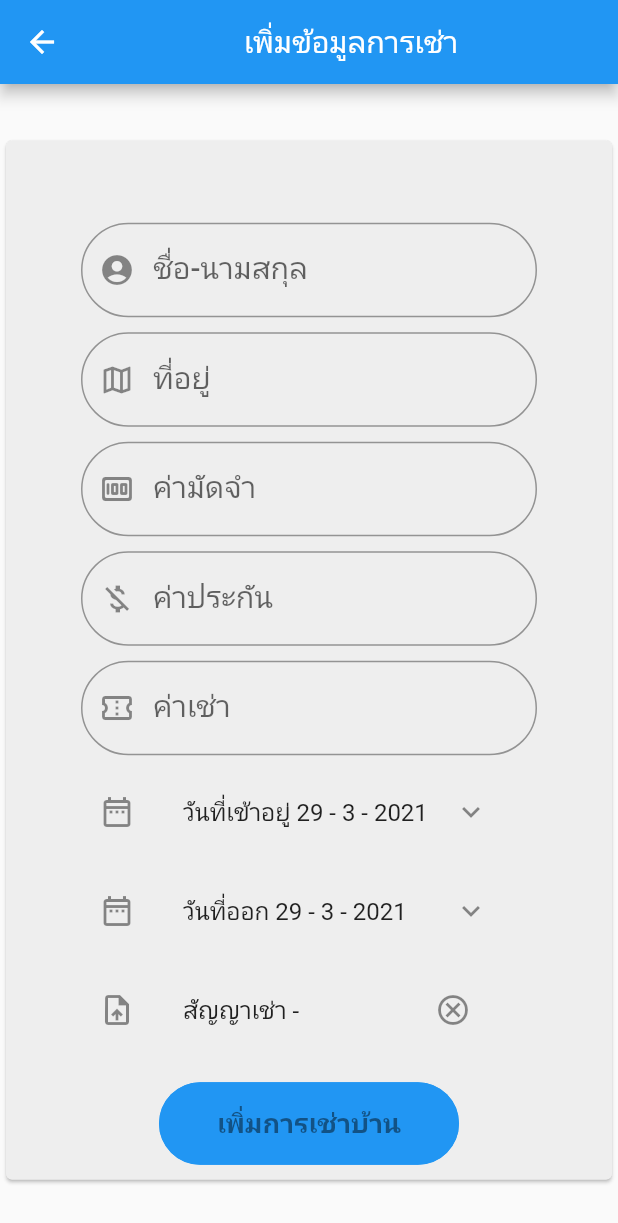
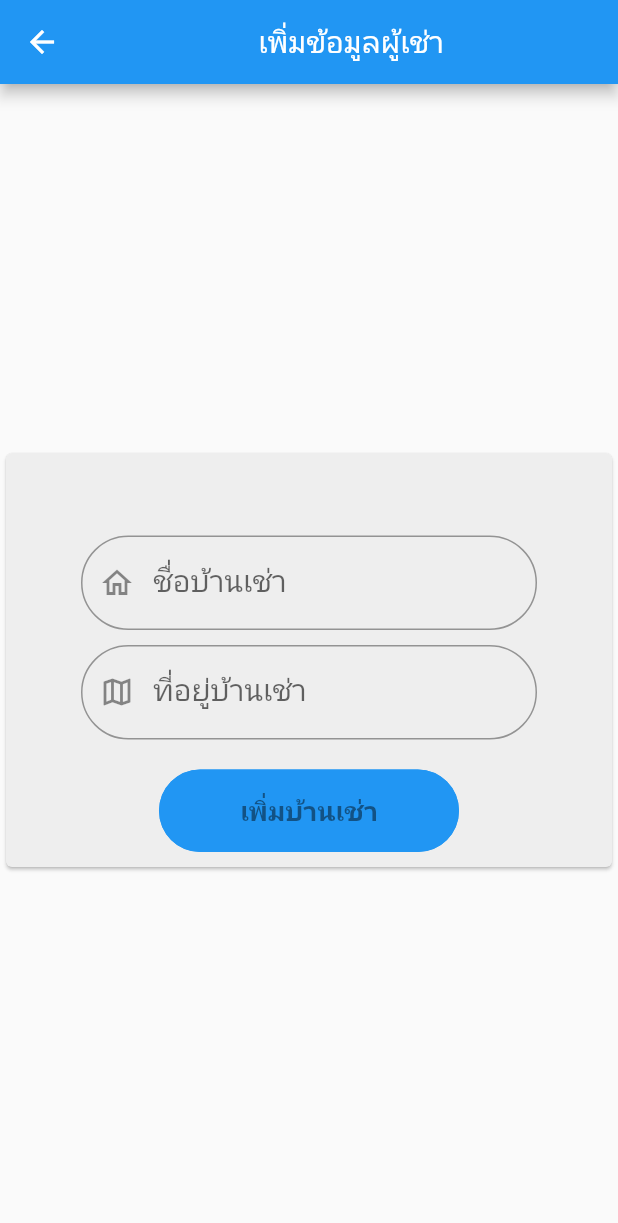
Before and after one commit to pathaphi43/Project2-Front-End, a Flutter app: the AddMenu screen opened by its route, after a tap on "เพิ่มบ้านเช่า", on a phone screen of 412 x 824 dp. Shown: the top 1223 px of the screen. Run offline on Flutter 3.47's test engine with Material 2 defaults, Android fonts, the phone set to English and light mode, and no system bars; our stand-ins replace file_picker, flutter_datetime_picker, jwt_decoder, shared_preferences; missing offline and left inert: bloc_provider, condition; accounts and stored records are empty.

Commit message:
Doi commit

```diff
--- a/lib/main.dart
+++ b/lib/main.dart
@@ -1,5 +1,6 @@
 import 'package:homealone/pages/Navbar/addbar.dart';
 import 'package:homealone/pages/Navbar/mainpages.dart';
+import 'package:homealone/pages/addhome.dart';
 import 'package:homealone/pages/addrent.dart';
 import 'package:homealone/pages/adduser.dart';
 
@@ -24,7 +25,8 @@ class MyApp extends StatelessWidget {
         '/main-page': (context) => MainPages(),
         '/manu-page': (context) => AddMenu(),
         '/Addrent-page': (context) => AddRent(),
-        '/Adduser-page': (context) => AddUser()
+        '/Adduser-page': (context) => AddUser(),
+        '/Addhome-page': (context) => AddHome()
       },
     );
   }
--- a/lib/model/homemodel.dart
+++ b/lib/model/homemodel.dart
@@ -10,26 +10,26 @@ String houseToJson(House data) => json.encode(data.toJson());
 
 class House {
   House({
-    this.hid,
+    this.h_Manager,
     this.houseName,
     this.houseAdd,
     this.houseStatus,
   });
 
-  int hid;
+  int h_Manager;
   String houseName;
   String houseAdd;
   int houseStatus;
 
   factory House.fromJson(Map<String, dynamic> json) => House(
-        hid: json["Hid"],
+        h_Manager: json["h_Manager"],
         houseName: json["house_Name"],
         houseAdd: json["house_Add"],
         houseStatus: json["house_Status"],
       );
 
   Map<String, dynamic> toJson() => {
-        "Hid": hid,
+        "h_Manager": h_Manager,
         "house_Name": houseName,
         "house_Add": houseAdd,
         "house_Status": houseStatus,
--- a/lib/pages/Navbar/addbar.dart
+++ b/lib/pages/Navbar/addbar.dart
@@ -11,6 +11,8 @@ class AddMenu extends StatefulWidget {
 class _AddMenuState extends State<AddMenu> {
   @override
   Widget build(BuildContext context) {
+    List<String> args = ModalRoute.of(context).settings.arguments;
+    print('ContextAddMenu' + args.toString());
     return Scaffold(
       appBar: AppBar(
         title: Center(child: Text('MenuAdd')),
@@ -64,9 +66,6 @@ class _AddMenuState extends State<AddMenu> {
                     padding: const EdgeInsets.all(8.0),
                     child: TextButton(
                         onPressed: () {
-                          // Navigator.pushNamed(context,'/Addrent-page',
-                          //     arguments: null);
-
                           Navigator.pushNamed(context, '/Addrent-page',
                               arguments: null);
                         },
@@ -74,7 +73,55 @@ class _AddMenuState extends State<AddMenu> {
                           children: <Widget>[
                             Image.asset(
                               'images/home.jpg',
-                              width: 100,
+                              width: 200,
+                            ),
+                            Text(
+                              'เพิ่มข้อมูลการเช่าบ้าน'.toUpperCase(),
+                              style: TextStyle(
+                                  fontSize: 30,
+                                  fontWeight: FontWeight.bold,
+                                  color: Colors.green),
+                            )
+                          ],
+                        ),
+                        style: ButtonStyle(
+                            padding: MaterialStateProperty.all<EdgeInsets>(
+                                EdgeInsets.all(15)),
+                            shadowColor:
+                                MaterialStateProperty.all<Color>(Colors.black),
+                            foregroundColor: MaterialStateProperty.all<Color>(
+                                Colors.black45),
+                            backgroundColor: MaterialStateProperty.all<Color>(
+                                Colors.amber[100]),
+                            minimumSize:
+                                MaterialStateProperty.all<Size>(Size(250, 250)),
+                            shape: MaterialStateProperty.all<
+                                RoundedRectangleBorder>(
+                              RoundedRectangleBorder(
+                                  borderRadius: BorderRadius.circular(20.0),
+                                  side: BorderSide(color: Colors.white)),
+                            ))),
+                  ),
+                ],
+              ),
+            ),
+            Padding(
+              padding: const EdgeInsets.fromLTRB(0, 0, 0, 0),
+              child: Row(
+                mainAxisAlignment: MainAxisAlignment.start,
+                children: [
+                  Padding(
+                    padding: const EdgeInsets.all(8.0),
+                    child: TextButton(
+                        onPressed: () {
+                          Navigator.pushNamed(context, '/Addhome-page',
+                              arguments: args);
+                        },
+                        child: Column(
+                          children: <Widget>[
+                            Image.asset(
+                              'images/home.jpg',
+                              width: 200,
                             ),
                             Text(
                               'เพิ่มบ้านเช่า'.toUpperCase(),
--- /dev/null
+++ b/lib/pages/addhome.dart
@@ -0,0 +1,129 @@
+import 'package:flutter/cupertino.dart';
+import 'package:flutter/material.dart';
+import 'package:homealone/model/homemodel.dart';
+import 'package:http/http.dart' as http;
+
+class AddHome extends StatefulWidget {
+  @override
+  _AddHomeState createState() => _AddHomeState();
+}
+
+class _AddHomeState extends State<AddHome> {
+  var _name = TextEditingController();
+  var _add = TextEditingController();
+  @override
+  Widget build(BuildContext context) {
+    List<String> args = ModalRoute.of(context).settings.arguments;
+    print('AddHomeContext' + args.toString());
+    return Scaffold(
+      appBar: AppBar(
+        title: Center(child: Text('เพิ่มข้อมูลผู้เช่า')),
+      ),
+      body: Center(
+        child: Container(
+          child: Card(
+            color: Colors.grey[200],
+            child: ListView(
+              shrinkWrap: true,
+              children: <Widget>[
+                Column(
+                  children: <Widget>[
+                    Padding(
+                      padding: const EdgeInsets.fromLTRB(50, 55, 50, 10),
+                      child: TextField(
+                        style: Theme.of(context).textTheme.headline6,
+                        textAlign: TextAlign.start,
+                        decoration: InputDecoration(
+                            border: OutlineInputBorder(
+                                borderRadius: BorderRadius.circular(100.0)),
+                            labelText: 'ชื่อบ้านเช่า',
+                            prefixIcon: Icon(Icons.home_outlined)),
+                        controller: _name, //ส่งข้อมูลTextField
+                      ),
+                    ),
+                    Padding(
+                      padding: const EdgeInsets.fromLTRB(50, 0, 50, 10),
+                      child: TextField(
+                        style: Theme.of(context).textTheme.headline6,
+                        textAlign: TextAlign.start,
+                        decoration: InputDecoration(
+                            border: OutlineInputBorder(
+                                borderRadius: BorderRadius.circular(100.0)),
+                            labelText: 'ที่อยู่บ้านเช่า',
+                            prefixIcon: Icon(Icons.map_outlined)),
+                        controller: _add, //ส่งข้อมูลTextField
+                      ),
+                    ),
+                    Padding(
+                      padding: const EdgeInsets.all(10.0),
+                      child: TextButton(
+                          onPressed: () async {
+                            var reqlogin = House();
+                            reqlogin.h_Manager = int.parse(args[0]);
+                            reqlogin.houseName = _name.text;
+                            reqlogin.houseAdd = _add.text;
+                            reqlogin.houseStatus = int.parse(args[1]);
+                            var Jsonreq = await houseToJson(reqlogin);
+                            print(Jsonreq);
+                            // if (Jsonreq[1].isNotEmpty && Jsonreq[2].isNotEmpty) {
+                            //   print('JsonNotnull');
+                            var response = await http.post(
+                                'http://homealone.comsciproject.com/home/api/inserthome',
+                                body: Jsonreq,
+                                headers: {
+                                  'Content-Type': 'application/json',
+                                  // 'Accept': 'application/json',
+                                  // 'Authorization': 'Bearer'+token,
+                                });
+                            print(response.body);
+
+                            //   print(response.statusCode);
+                            if (response.statusCode.toString() == '200') {
+                              ScaffoldMessenger.of(context).showSnackBar(
+                                  const SnackBar(
+                                      content: Text('เพิ่มบ้านเช่าสำเร็จ')));
+                              setState(() {});
+                              Navigator.pushNamed(context, '/manu-page',
+                                  arguments: null);
+                            } else {
+                              ScaffoldMessenger.of(context).showSnackBar(
+                                  const SnackBar(
+                                      content: Text('เพิ่มบ้านเช่าไม่สำเร็จ')));
+                              // setState(() {});
+                            }
+                            // } else {
+                            //   ScaffoldMessenger.of(context).showSnackBar(
+                            //       const SnackBar(
+                            //           content: Text(
+                            //               'กรุณากรอก Username หรือ Password')));
+                            // }
+                          },
+                          child: Text('เพิ่มบ้านเช่า'.toUpperCase(),
+                              style: TextStyle(
+                                  fontSize: 18, fontWeight: FontWeight.bold)),
+                          style: ButtonStyle(
+                              padding: MaterialStateProperty.all<EdgeInsets>(
+                                  EdgeInsets.all(15)),
+                              foregroundColor: MaterialStateProperty.all<Color>(
+                                  Colors.black45),
+                              backgroundColor:
+                                  MaterialStateProperty.all<Color>(Colors.blue),
+                              minimumSize: MaterialStateProperty.all<Size>(
+                                  Size(200, 45)),
+                              shape: MaterialStateProperty.all<
+                                  RoundedRectangleBorder>(
+                                RoundedRectangleBorder(
+                                    borderRadius: BorderRadius.circular(50.0),
+                                    side: BorderSide(color: Colors.blue)),
+                              ))),
+                    ),
+                  ],
+                )
+              ],
+            ),
+          ),
+        ),
+      ),
+    );
+  }
+}
--- a/lib/pages/adduser.dart
+++ b/lib/pages/adduser.dart
@@ -1,5 +1,6 @@
 import 'package:flutter/cupertino.dart';
 import 'package:flutter/material.dart';
+import 'package:http/http.dart' as http;
 
 class AddUser extends StatefulWidget {
   @override
--- a/pubspec.yaml
+++ b/pubspec.yaml
@@ -35,6 +35,7 @@ dependencies:
   bloc: ^7.0.0
   flutter_datetime_picker: ^1.5.0
   file_picker: ^3.0.0
+  condition: ^0.0.8
 
 
 dev_dependencies:
```
Also changed, not shown: lib/pages/Navbar/mainpages.dart (+56 -3 lines), lib/pages/home.dart (+4 -4 lines), lib/pages/login.dart (+44 -39 lines), pubspec.lock.
